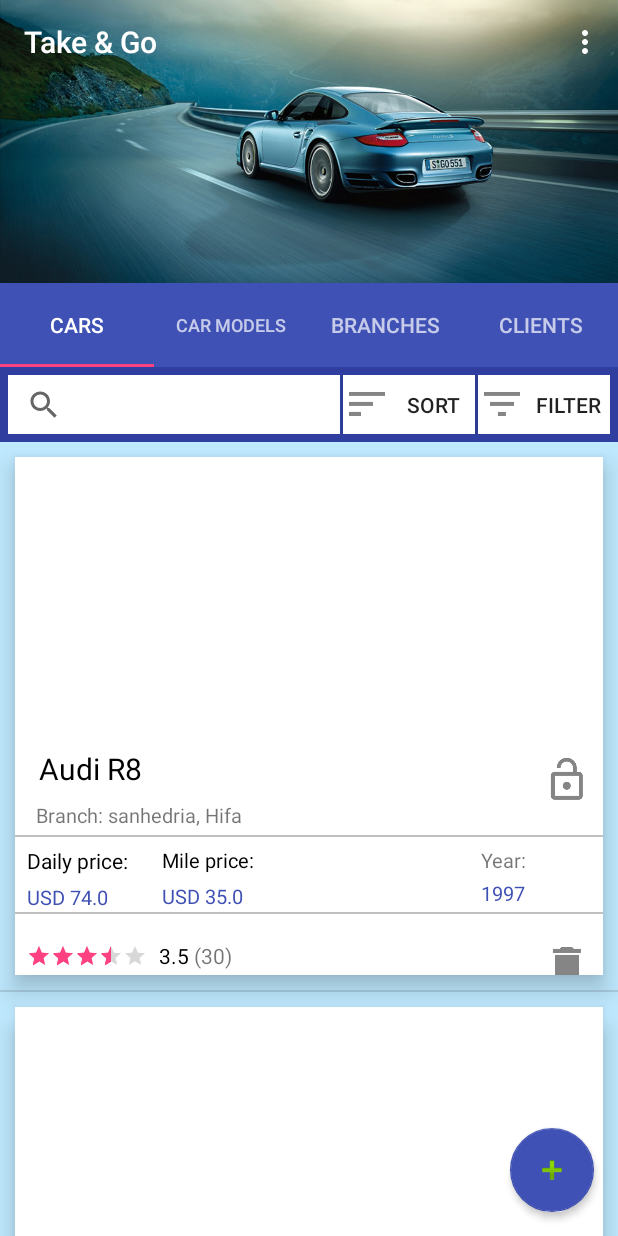
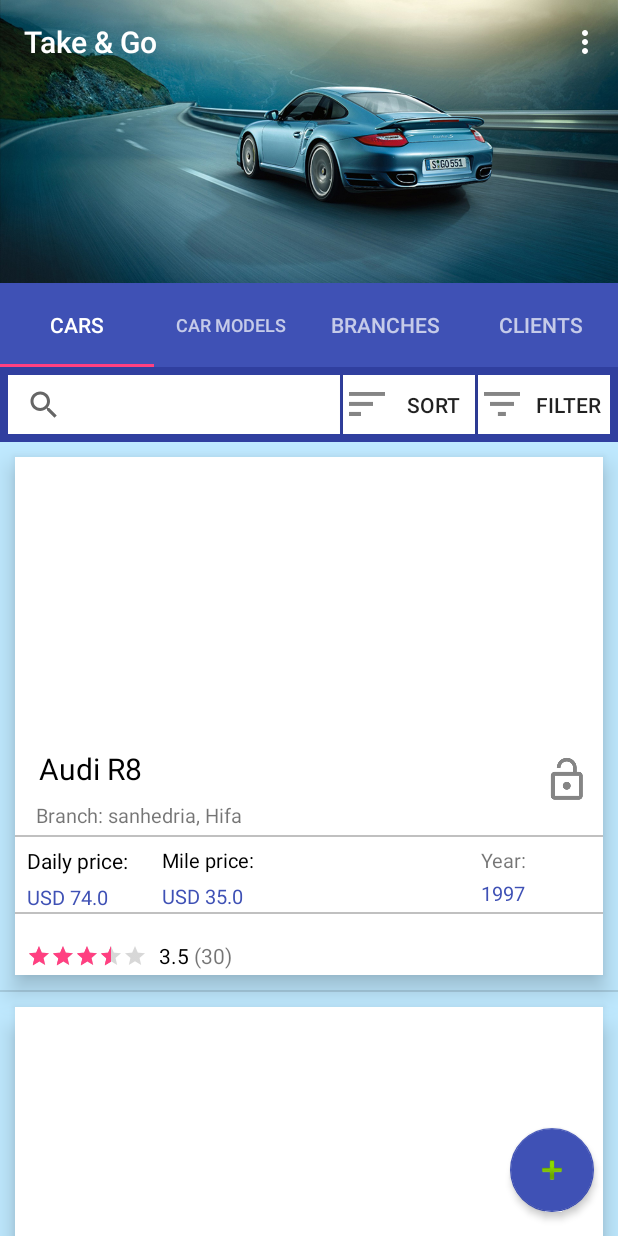
Before and after one commit to megoan/MyApplication2, an Android app: the screen it shows after launch (MainActivity), on a phone screen of 412 x 824 dp. Run offline under Robolectric (Android 15) with nearby library versions, the phone set to English and light mode, and no system bars; 2 statements that could not run were skipped.

Commit message:
update: 6/11/17 21:00

```diff
--- a/app/src/main/java/com/example/shmuel/myapplication/MainActivity.java
+++ b/app/src/main/java/com/example/shmuel/myapplication/MainActivity.java
@@ -125,12 +125,29 @@ public class MainActivity extends AppCompatActivity {
 
         // Set up the ViewPager with the sections adapter.
         mViewPager = (ViewPager) findViewById(R.id.container);
-        mViewPager.setOffscreenPageLimit(3);
+        //mViewPager.setOffscreenPageLimit(3);
         mViewPager.setAdapter(pageAdapter);
         TabLayout tabLayout = (TabLayout) findViewById(R.id.tabs);
         tabLayout.setupWithViewPager(mViewPager);
 
+        mViewPager.addOnPageChangeListener(new ViewPager.OnPageChangeListener() {
+            @Override
+            public void onPageScrolled(int position, float positionOffset, int positionOffsetPixels) {
+                if (TabFragments.tab1!=null && TabFragments.tab1.mAdapter!=null && TabFragments.tab1.mAdapter.actionMode!=null) {
+                    TabFragments.tab1.mAdapter.actionMode.finish();
+                }
+            }
 
+            @Override
+            public void onPageSelected(int position) {
+
+            }
+
+            @Override
+            public void onPageScrollStateChanged(int state) {
+
+            }
+        });
 
 
         searchView=(SearchView)findViewById(R.id.search);
@@ -173,9 +190,7 @@ public class MainActivity extends AppCompatActivity {
         mViewPager.addOnPageChangeListener(new ViewPager.OnPageChangeListener() {
             @Override
             public void onPageScrolled(int position, float positionOffset, int positionOffsetPixels) {
-
             }
-
             @Override
             public void onPageSelected(int position) {
 
@@ -618,7 +633,4 @@ public class MainActivity extends AppCompatActivity {
         DisplayMetrics displayMetrics = getResources().getDisplayMetrics();
         return Math.round(dp * (displayMetrics.xdpi / DisplayMetrics.DENSITY_DEFAULT));
     }
-
-
-
 }
--- a/app/src/main/java/com/example/shmuel/myapplication/cars/CarRecyclerViewAdapter.java
+++ b/app/src/main/java/com/example/shmuel/myapplication/cars/CarRecyclerViewAdapter.java
@@ -41,7 +41,7 @@ public class CarRecyclerViewAdapter extends RecyclerView.Adapter<CarRecyclerView
     private ArrayList<Car> objects;
     private Context mContext;
     int carId;
-    private ActionMode actionMode;
+    public ActionMode actionMode;
     private int selectedPosition=-1;
     public CarRecyclerViewAdapter(ArrayList<Car> objects, Context context) {
         this.objects=objects;
@@ -86,7 +86,9 @@ public class CarRecyclerViewAdapter extends RecyclerView.Adapter<CarRecyclerView
             @Override
             public void onClick(View v) {
                 notifyItemChanged(selectedPosition);
-                actionMode.finish();
+                if (actionMode!=null) {
+                    actionMode.finish();
+                }
                 selectedPosition=-1;
             }
         });
--- a/app/src/main/res/layout/car_card_layout.xml
+++ b/app/src/main/res/layout/car_card_layout.xml
@@ -315,24 +315,6 @@
                 app:layout_constraintTop_toTopOf="parent"
                 app:layout_constraintVertical_bias="0.0" />
 
-            <ImageButton
-                android:id="@+id/carCardDelete"
-                android:layout_width="wrap_content"
-                android:layout_height="wrap_content"
-                android:layout_marginBottom="8dp"
-                android:layout_marginEnd="8dp"
-                android:layout_marginLeft="8dp"
-                android:layout_marginRight="8dp"
-                android:layout_marginStart="8dp"
-                android:layout_marginTop="20dp"
-                android:background="@android:color/transparent"
-                android:src="@drawable/ic_delete_car"
-                app:layout_constraintBottom_toBottomOf="parent"
-                app:layout_constraintHorizontal_bias="1.0"
-                app:layout_constraintLeft_toLeftOf="parent"
-                app:layout_constraintRight_toRightOf="parent"
-                app:layout_constraintTop_toTopOf="parent" />
-
             <!-- <TextView
                 android:id="@+id/carCardTextId"
                 android:layout_width="wrap_content"
--- a/app/src/main/res/values/strings.xml
+++ b/app/src/main/res/values/strings.xml
@@ -2,7 +2,6 @@
     <string name="app_name">Take &amp; Go</string>
     <string name="action_settings">Settings</string>
     <string name="section_format">Hello World from section: %1$d</string>
-
     <!-- TODO: Remove or change this placeholder text -->
     <string name="hello_blank_fragment">Hello blank fragment</string>
 </resources>
--- a/app/src/main/res/values/styles.xml
+++ b/app/src/main/res/values/styles.xml
@@ -11,6 +11,7 @@
     <style name="AppTheme.NoActionBar">
         <item name="windowActionBar">false</item>
         <item name="windowNoTitle">true</item>
+        <item name="windowActionModeOverlay">true</item>
     </style>
 
     <style name="AppTheme.AppBarOverlay" parent="ThemeOverlay.AppCompat.Dark.ActionBar" />
```
Also changed, not shown: app/src/main/java/com/example/shmuel/myapplication/cars/CarsTabFragment.java (+19 -1 lines).
